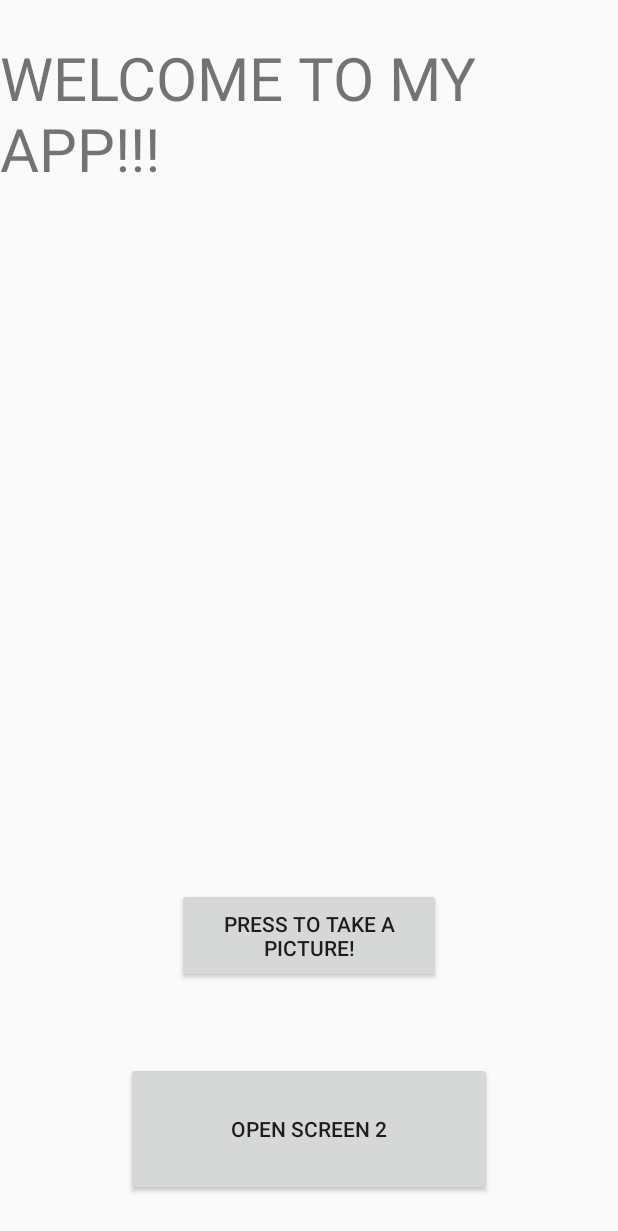
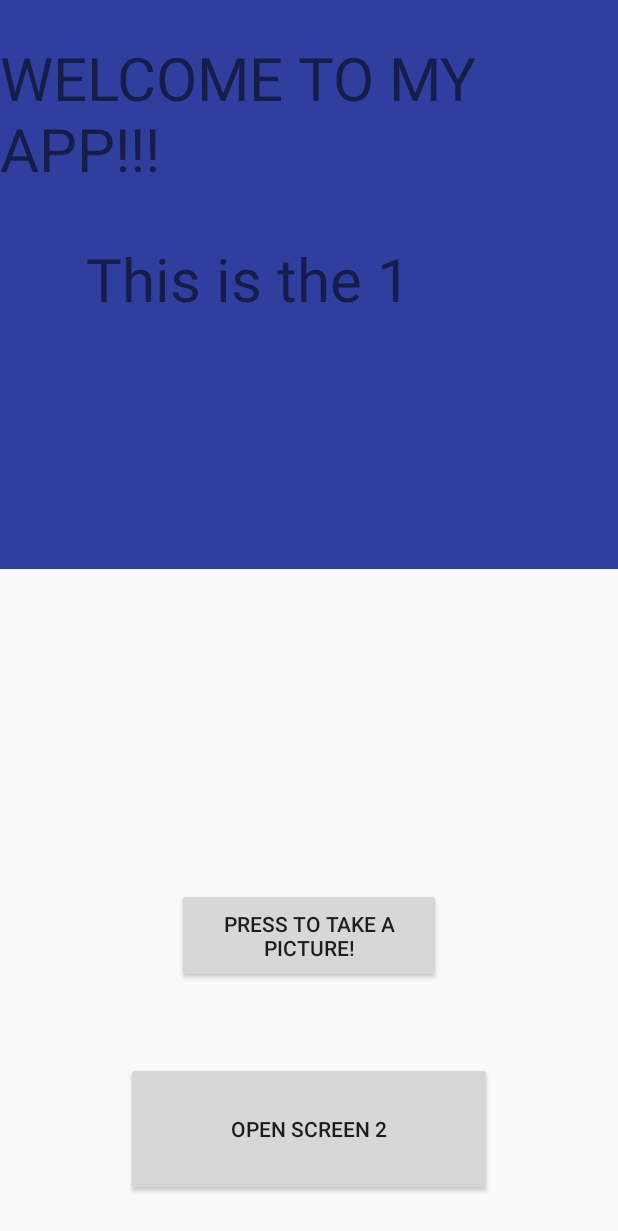
Before and after one commit to francislow/PrivateCameraApp, an Android app: the screen it shows after launch (MainActivity before the commit, ActivityMain after it), on a phone screen of 412 x 824 dp. Shown: the top 1231 px of the screen. Run offline under Robolectric (Android 15) with nearby library versions, the phone set to English and light mode, and no system bars.

Commit message:
First workable sliding interface (Not slide to end activity)

```diff
--- a/app/src/main/AndroidManifest.xml
+++ b/app/src/main/AndroidManifest.xml
@@ -30,7 +30,7 @@
 
         Main Activity
         <activity
-            android:name=".MainActivity"
+            android:name=".ActivityMain"
             android:screenOrientation="portrait">
             <intent-filter>
                 <action android:name="android.intent.action.MAIN" />
--- a/app/src/main/java/com/example/franc/testcamera/Activity1.java
+++ b/app/src/main/java/com/example/franc/testcamera/Activity1.java
@@ -1,12 +1,9 @@
 package com.example.franc.testcamera;
 
-import android.content.Intent;
 import android.os.Bundle;
 import android.support.annotation.Nullable;
 import android.support.v7.app.AppCompatActivity;
-import android.view.View;
 import android.view.WindowManager;
-import android.widget.Button;
 
 import com.r0adkll.slidr.Slidr;
 
@@ -18,7 +15,7 @@ public class Activity1 extends AppCompatActivity {
     @Override
     protected void onCreate(@Nullable Bundle savedInstanceState) {
         super.onCreate(savedInstanceState);
-        setContentView(R.layout.activity2);
+        setContentView(R.layout.activity_1);
 
         this.getWindow().setFlags(WindowManager.LayoutParams.FLAG_FULLSCREEN, WindowManager.LayoutParams.FLAG_FULLSCREEN);
 
--- a/app/src/main/java/com/example/franc/testcamera/MainActivity.java
+++ b/app/src/main/java/com/example/franc/testcamera/ActivityMain.java
@@ -6,35 +6,45 @@ import android.graphics.BitmapFactory;
 import android.net.Uri;
 import android.os.Environment;
 import android.provider.MediaStore;
+import android.support.v4.app.FragmentActivity;
 import android.support.v4.content.FileProvider;
-import android.support.v7.app.AppCompatActivity;
+import android.support.v4.view.ViewPager;
 import android.os.Bundle;
 import android.view.View;
 import android.view.WindowManager;
 import android.widget.Button;
 import android.widget.ImageView;
 
-import com.r0adkll.slidr.Slidr;
-
 import java.io.File;
 import java.io.IOException;
 import java.text.SimpleDateFormat;
 import java.util.Date;
 
-public class MainActivity extends AppCompatActivity {
+public class ActivityMain extends FragmentActivity {
     File currentImageFile;
     ImageView imageView;
     Button button;
+    ViewPager viewPager;
 
     @Override
     protected void onCreate(Bundle savedInstanceState) {
+        //set initial layout
         super.onCreate(savedInstanceState);
         setContentView(R.layout.activity_main);
 
+        //Remove phone's notification bar
         this.getWindow().setFlags(WindowManager.LayoutParams.FLAG_FULLSCREEN, WindowManager.LayoutParams.FLAG_FULLSCREEN);
 
-        Slidr.attach(this);
+        //-------------------View Pager-----------------------------------
 
+        viewPager = (ViewPager)findViewById(R.id.myvp);
+        SwipeAdaptor swipeAdaptor = new SwipeAdaptor(getSupportFragmentManager());
+        viewPager.setAdapter(swipeAdaptor);
+
+        //----------------------------------------------------------------
+
+
+        //Image of photo taken
         imageView = (ImageView) findViewById(R.id.hello1);
         imageView.setOnClickListener(new View.OnClickListener() {
             @Override
@@ -43,6 +53,7 @@ public class MainActivity extends AppCompatActivity {
             }
         });
 
+        //Camera button
         button = (Button) findViewById(R.id.hello);
         button.setOnClickListener(new View.OnClickListener() {
             @Override
@@ -50,15 +61,41 @@ public class MainActivity extends AppCompatActivity {
                 dispatchTakePictureIntent();
             }
         });
+
+        //Change page button
         button = (Button) findViewById(R.id.hello3);
         button.setOnClickListener(new View.OnClickListener() {
             @Override
             public void onClick(View view) {
-                Intent intent = new Intent(MainActivity.this, Activity1.class);
+                Intent intent = new Intent(ActivityMain.this, Activity1.class);
                 startActivity(intent);
             }
         });
     }
+
+
+
+
+
+
+
+
+
+
+
+
+
+
+
+
+
+
+
+
+
+
+
+
 
     //Run camera app to take photo
     static final int REQUEST_TAKE_PHOTO = 1;
--- /dev/null
+++ b/app/src/main/java/com/example/franc/testcamera/FragmentPage.java
@@ -0,0 +1,30 @@
+package com.example.franc.testcamera;
+
+import android.os.Bundle;
+import android.support.annotation.NonNull;
+import android.support.annotation.Nullable;
+import android.support.v4.app.Fragment;
+import android.support.v4.app.FragmentActivity;
+import android.view.LayoutInflater;
+import android.view.View;
+import android.view.ViewGroup;
+import android.widget.TextView;
+
+/**
+ * Created by franc on 1/6/2019.
+ */
+
+public class FragmentPage extends Fragment {
+    TextView textView;
+
+    @Nullable
+    @Override
+    public View onCreateView(@NonNull LayoutInflater inflater, @Nullable ViewGroup container, @Nullable Bundle savedInstanceState) {
+        View view = inflater.inflate(R.layout.fragment_page, container, false);
+        textView = (TextView) view.findViewById(R.id.mytv);
+        Bundle bundle = getArguments();
+        String message = Integer.toString(bundle.getInt("count"));
+        textView.setText("This is the " + message);
+        return view;
+    }
+}
--- /dev/null
+++ b/app/src/main/java/com/example/franc/testcamera/SwipeAdaptor.java
@@ -0,0 +1,36 @@
+package com.example.franc.testcamera;
+
+import android.app.FragmentContainer;
+import android.os.Bundle;
+import android.support.v4.app.Fragment;
+import android.support.v4.app.FragmentManager;
+import android.support.v4.app.FragmentPagerAdapter;
+import android.support.v4.app.FragmentStatePagerAdapter;
+
+/**
+ * Created by franc on 1/6/2019.
+ */
+
+public class SwipeAdaptor extends FragmentStatePagerAdapter {
+    private int numPages = 3;
+
+    public SwipeAdaptor(FragmentManager fm) {
+        super(fm);
+    }
+
+    @Override
+    public Fragment getItem(int position) {
+        Fragment fragment = new FragmentPage();
+        Bundle bundle = new Bundle();
+        bundle.putInt("count", position + 1);  //Since position starts from 0
+        fragment.setArguments(bundle);
+        return fragment;
+    }
+
+    //How many pages we want
+    @Override
+    public int getCount() {
+        return numPages;
+    }
+
+}
--- a/app/src/main/res/layout/activity_main.xml
+++ b/app/src/main/res/layout/activity_main.xml
@@ -4,7 +4,19 @@
     xmlns:tools="http://schemas.android.com/tools"
     android:layout_width="match_parent"
     android:layout_height="match_parent"
-    tools:context="com.example.franc.testcamera.MainActivity">
+    tools:context="com.example.franc.testcamera.ActivityMain">
+
+    <android.support.v4.view.ViewPager
+        android:id="@+id/myvp"
+        android:layout_width="match_parent"
+        android:layout_height="379dp"
+        android:background="@color/colorPrimaryDark"
+        app:layout_constraintBottom_toTopOf="@+id/hello3"
+        app:layout_constraintEnd_toEndOf="parent"
+        app:layout_constraintHorizontal_bias="0.0"
+        app:layout_constraintStart_toStartOf="parent"
+        app:layout_constraintTop_toTopOf="parent"
+        app:layout_constraintVertical_bias="0.0" />
 
     <TextView
         android:id="@+id/textView"
--- /dev/null
+++ b/app/src/main/res/layout/fragment_page.xml
@@ -0,0 +1,20 @@
+<?xml version="1.0" encoding="utf-8"?>
+<android.support.constraint.ConstraintLayout xmlns:android="http://schemas.android.com/apk/res/android"
+    xmlns:app="http://schemas.android.com/apk/res-auto"
+    xmlns:tools="http://schemas.android.com/tools"
+    android:layout_width="match_parent"
+    android:layout_height="match_parent">
+
+    <TextView
+        android:id="@+id/mytv"
+        android:layout_width="298dp"
+        android:layout_height="62dp"
+        android:text="Main Fragment Page"
+        android:textSize="60px"
+        app:layout_constraintBottom_toBottomOf="parent"
+        app:layout_constraintEnd_toEndOf="parent"
+        app:layout_constraintHorizontal_bias="0.5"
+        app:layout_constraintStart_toStartOf="parent"
+        app:layout_constraintTop_toTopOf="parent" />
+
+</android.support.constraint.ConstraintLayout>
```
Also changed, not shown: app/src/main/res/layout/activity_1.xml (renamed from app/src/main/res/layout/activity2.xml).
